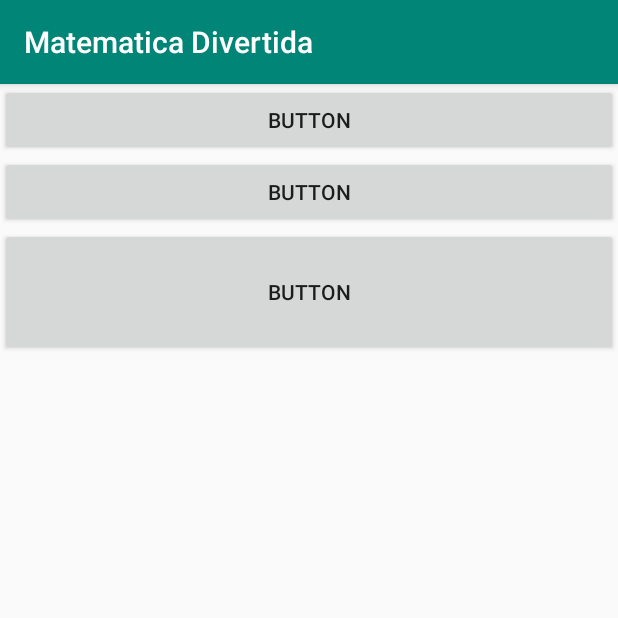
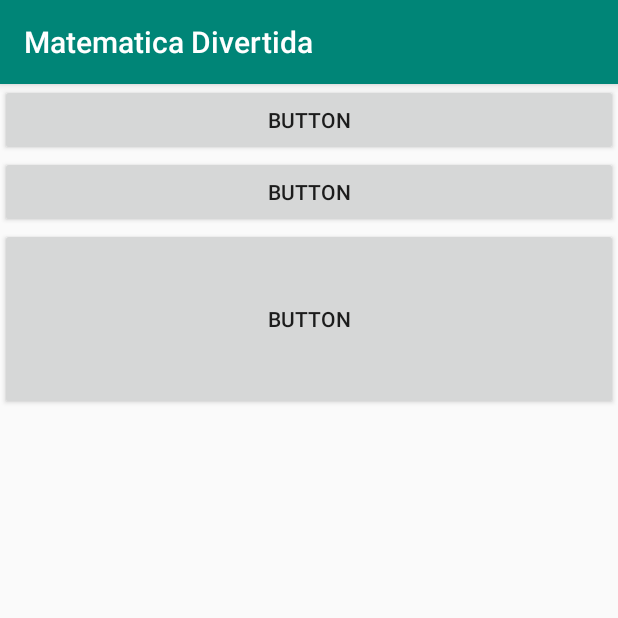
Before and after one commit to patrickdziura/MatematicaDivertida, an Android app: the screen it shows after launch (MainActivity), on a phone screen of 412 x 824 dp, the top half of it. Run offline under Robolectric (Android 15) with nearby library versions, the phone set to English and light mode, and no system bars.

Commit message:
Botões adicionados

```diff
--- a/app/src/main/res/layout/activity_main.xml
+++ b/app/src/main/res/layout/activity_main.xml
@@ -22,6 +22,6 @@
     <Button
         android:id="@+id/button3"
         android:layout_width="match_parent"
-        android:layout_height="85dp"
+        android:layout_height="121dp"
         android:text="Button" />
 </LinearLayout>
```
